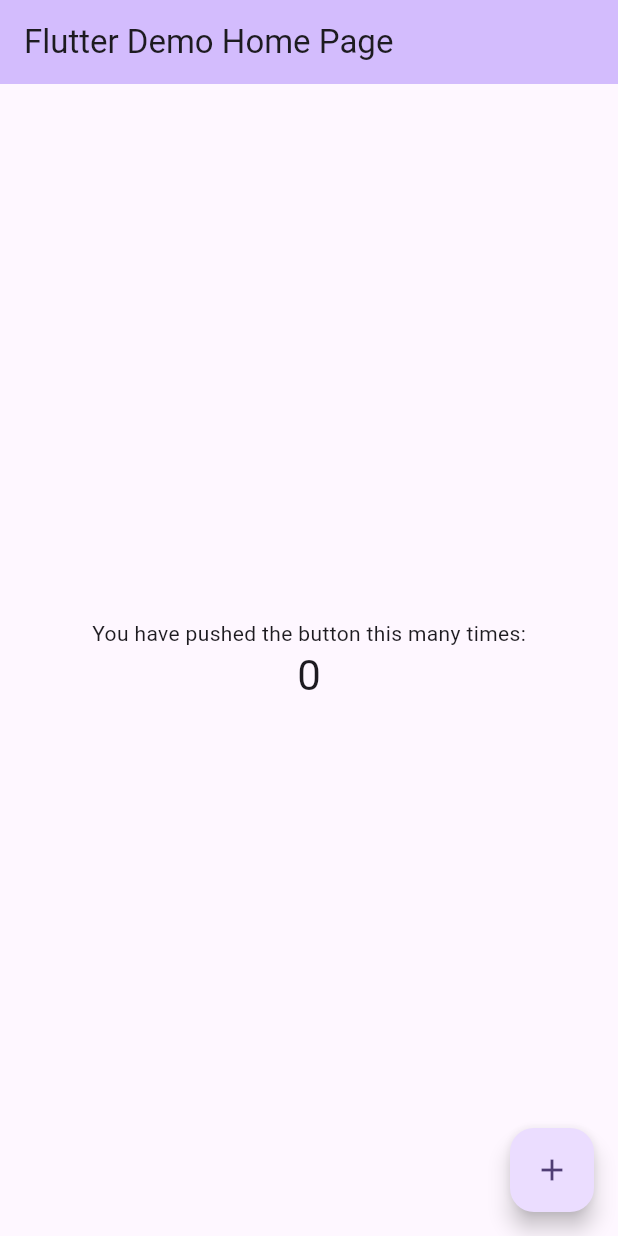
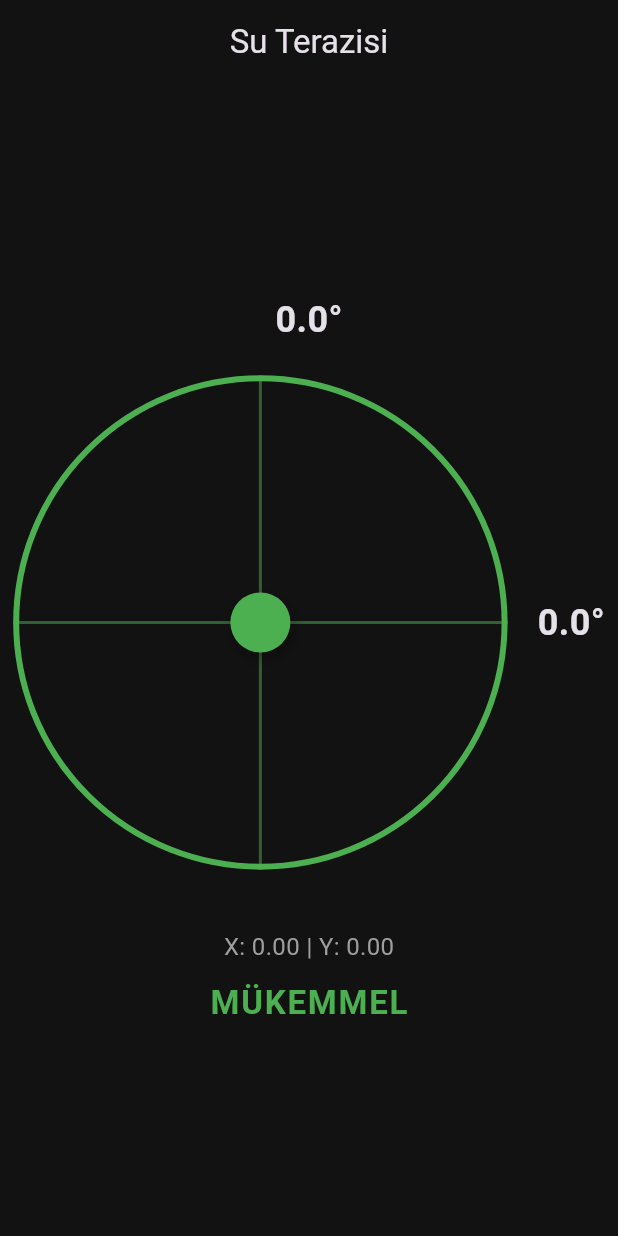
Before and after one commit to Yusufx1950/su-terazisi, a Flutter app: the screen it shows after launch, on a phone screen of 412 x 824 dp. Run offline on Flutter 3.47's test engine with Material 3 defaults, Android fonts, the phone set to English and light mode, and no system bars; our stand-ins replace sensors_plus.

Commit message:
temel tasarım oluşturuldu

```diff
--- a/lib/main.dart
+++ b/lib/main.dart
@@ -1,122 +1,234 @@
+import 'dart:async';
+import 'dart:math';
+
 import 'package:flutter/material.dart';
+import 'package:flutter/services.dart';
+import 'package:sensors_plus/sensors_plus.dart';
 
 void main() {
-  runApp(const MyApp());
+  WidgetsFlutterBinding.ensureInitialized();
+  SystemChrome.setPreferredOrientations([
+    DeviceOrientation.portraitUp,
+    DeviceOrientation.portraitDown,
+  ]).then((_) {
+    runApp(const LevelApp());
+  });
 }
 
-class MyApp extends StatelessWidget {
-  const MyApp({super.key});
+class LevelApp extends StatelessWidget {
+  const LevelApp({super.key});
 
-  // This widget is the root of your application.
   @override
   Widget build(BuildContext context) {
     return MaterialApp(
-      title: 'Flutter Demo',
-      theme: ThemeData(
-        // This is the theme of your application.
-        //
-        // TRY THIS: Try running your application with "flutter run". You'll see
-        // the application has a purple toolbar. Then, without quitting the app,
-        // try changing the seedColor in the colorScheme below to Colors.green
-        // and then invoke "hot reload" (save your changes or press the "hot
-        // reload" button in a Flutter-supported IDE, or press "r" if you used
-        // the command line to start the app).
-        //
-        // Notice that the counter didn't reset back to zero; the application
-        // state is not lost during the reload. To reset the state, use hot
-        // restart instead.
-        //
-        // This works for code too, not just values: Most code changes can be
-        // tested with just a hot reload.
-        colorScheme: .fromSeed(seedColor: Colors.deepPurple),
+      title: 'Su Terazisi',
+      debugShowCheckedModeBanner: false,
+      theme: ThemeData.dark().copyWith(
+        scaffoldBackgroundColor: const Color(0xFF121212),
       ),
-      home: const MyHomePage(title: 'Flutter Demo Home Page'),
+      home: const LevelPage(),
     );
   }
 }
 
-class MyHomePage extends StatefulWidget {
-  const MyHomePage({super.key, required this.title});
-
-  // This widget is the home page of your application. It is stateful, meaning
-  // that it has a State object (defined below) that contains fields that affect
-  // how it looks.
-
-  // This class is the configuration for the state. It holds the values (in this
-  // case the title) provided by the parent (in this case the App widget) and
-  // used by the build method of the State. Fields in a Widget subclass are
-  // always marked "final".
-
-  final String title;
+class LevelPage extends StatefulWidget {
+  const LevelPage({super.key});
 
   @override
-  State<MyHomePage> createState() => _MyHomePageState();
+  State<LevelPage> createState() => _LevelPageState();
 }
 
-class _MyHomePageState extends State<MyHomePage> {
-  int _counter = 0;
+class _LevelPageState extends State<LevelPage> {
+  // [ADIM 1 & 4] Performans için ValueNotifier ve Modern API kullanımı
+  final ValueNotifier<Offset> _sensorData = ValueNotifier(Offset.zero);
+  StreamSubscription? _subscription;
 
-  void _incrementCounter() {
-    setState(() {
-      // This call to setState tells the Flutter framework that something has
-      // changed in this State, which causes it to rerun the build method below
-      // so that the display can reflect the updated values. If we changed
-      // _counter without calling setState(), then the build method would not be
-      // called again, and so nothing would appear to happen.
-      _counter++;
+  // [ADIM 2] Yumuşatma (Smoothing) için filtre değişkenleri
+  double _smoothX = 0;
+  double _smoothY = 0;
+  final double _filterFactor = 0.15; // Değer düştükçe hareket daha yumuşak olur
+
+  @override
+  void initState() {
+    super.initState();
+    // [ADIM 4] accelerometerEventStream kullanımı
+    _subscription = accelerometerEventStream().listen((event) {
+      // [ADIM 2] Low-pass filter (Alçak geçiren filtre) uygulaması
+      _smoothX = _smoothX + (event.x - _smoothX) * _filterFactor;
+      _smoothY = _smoothY + (event.y - _smoothY) * _filterFactor;
+
+      _sensorData.value = Offset(_smoothX, _smoothY);
     });
   }
 
   @override
+  void dispose() {
+    _subscription?.cancel();
+    _sensorData.dispose();
+    super.dispose();
+  }
+
+  @override
   Widget build(BuildContext context) {
-    // This method is rerun every time setState is called, for instance as done
-    // by the _incrementCounter method above.
-    //
-    // The Flutter framework has been optimized to make rerunning build methods
-    // fast, so that you can just rebuild anything that needs updating rather
-    // than having to individually change instances of widgets.
     return Scaffold(
       appBar: AppBar(
-        // TRY THIS: Try changing the color here to a specific color (to
-        // Colors.amber, perhaps?) and trigger a hot reload to see the AppBar
-        // change color while the other colors stay the same.
-        backgroundColor: Theme.of(context).colorScheme.inversePrimary,
-        // Here we take the value from the MyHomePage object that was created by
-        // the App.build method, and use it to set our appbar title.
-        title: Text(widget.title),
+        title: const Text("Su Terazisi"),
+        centerTitle: true,
+        backgroundColor: Colors.transparent,
+        elevation: 0,
       ),
-      body: Center(
-        // Center is a layout widget. It takes a single child and positions it
-        // in the middle of the parent.
+      body: LayoutBuilder(
+        builder: (context, constraints) {
+          // Ekran boyutuna göre dinamik çap belirleme
+          double size = min(constraints.maxWidth, constraints.maxHeight) * 0.8;
+
+          // [ADIM 1] Sadece değişen içeriği dinlemek için builder
+          return ValueListenableBuilder<Offset>(
+            valueListenable: _sensorData,
+            builder: (context, offset, child) {
+              double x = offset.dx;
+              double y = offset.dy;
+
+              // Hassasiyet ve derece hesaplamaları
+              bool isCentered = (x.abs() < 0.5 && y.abs() < 0.5);
+              double xDeg = atan2(x, 9.8) * 180 / pi;
+              double yDeg = atan2(y, 9.8) * 180 / pi;
+
+              // [ADIM 3] Sınır Kontrolü (Clamping)
+              // Baloncuğu daire içinde tutar, dışarı taşmasını engeller
+              double limit = (size / 2) - 20; // 20: baloncuğun yarıçapı payı
+              double posX = (x * 20).clamp(-limit, limit);
+              double posY = (y * 20).clamp(-limit, limit);
+
+              return Center(
                 child: Column(
-          // Column is also a layout widget. It takes a list of children and
-          // arranges them vertically. By default, it sizes itself to fit its
-          // children horizontally, and tries to be as tall as its parent.
-          //
-          // Column has various properties to control how it sizes itself and
-          // how it positions its children. Here we use mainAxisAlignment to
-          // center the children vertically; the main axis here is the vertical
-          // axis because Columns are vertical (the cross axis would be
-          // horizontal).
-          //
-          // TRY THIS: Invoke "debug painting" (choose the "Toggle Debug Paint"
-          // action in the IDE, or press "p" in the console), to see the
-          // wireframe for each widget.
-          mainAxisAlignment: .center,
+                  mainAxisAlignment: MainAxisAlignment.center,
                   children: [
-            const Text('You have pushed the button this many times:'),
                     Text(
-              '$_counter',
-              style: Theme.of(context).textTheme.headlineMedium,
+                      "${xDeg.toStringAsFixed(1)}°",
+                      style: const TextStyle(
+                        fontSize: 24,
+                        fontWeight: FontWeight.bold,
+                      ),
+                    ),
+                    const SizedBox(height: 20),
+                    Row(
+                      mainAxisAlignment: MainAxisAlignment.center,
+                      children: [
+                        Stack(
+                          alignment: Alignment.center,
+                          children: [
+                            // Dış Halkası
+                            Container(
+                              width: size,
+                              height: size,
+                              decoration: BoxDecoration(
+                                border: Border.all(
+                                  color: isCentered
+                                      ? Colors.green
+                                      : Colors.white24,
+                                  width: 4,
+                                ),
+                                shape: BoxShape.circle,
+                              ),
+                            ),
+                            // Kılavuz Çizgiler (CustomPainter)
+                            SizedBox(
+                              width: size,
+                              height: size,
+                              child: CustomPaint(
+                                painter: CrossLinesPainter(isCentered),
+                              ),
+                            ),
+                            // Hareketli Baloncuk
+                            Transform.translate(
+                              offset: Offset(posX, posY),
+                              child: Container(
+                                width: 40,
+                                height: 40,
+                                decoration: BoxDecoration(
+                                  color: isCentered
+                                      ? Colors.green
+                                      : Colors.redAccent,
+                                  shape: BoxShape.circle,
+                                  boxShadow: [
+                                    BoxShadow(
+                                      color: Colors.black.withOpacity(0.3),
+                                      blurRadius: 8,
+                                      offset: const Offset(2, 4),
                                     ),
                                   ],
                                 ),
                               ),
-      floatingActionButton: FloatingActionButton(
-        onPressed: _incrementCounter,
-        tooltip: 'Increment',
-        child: const Icon(Icons.add),
+                            ),
+                          ],
+                        ),
+                        const SizedBox(width: 20),
+                        Text(
+                          "${yDeg.toStringAsFixed(1)}°",
+                          style: const TextStyle(
+                            fontSize: 24,
+                            fontWeight: FontWeight.bold,
+                          ),
+                        ),
+                      ],
+                    ),
+                    const SizedBox(height: 40),
+                    Text(
+                      "X: ${x.toStringAsFixed(2)} | Y: ${y.toStringAsFixed(2)}",
+                      style: const TextStyle(fontSize: 16, color: Colors.grey),
+                    ),
+                    const SizedBox(height: 10),
+                    Text(
+                      isCentered ? "MÜKEMMEL" : "EĞİM VAR",
+                      style: TextStyle(
+                        fontSize: 22,
+                        fontWeight: FontWeight.bold,
+                        color: isCentered ? Colors.green : Colors.redAccent,
+                        letterSpacing: 1.2,
+                      ),
+                    ),
+                  ],
+                ),
+              );
+            },
+          );
+        },
       ),
     );
   }
 }
+
+class CrossLinesPainter extends CustomPainter {
+  final bool isCentered;
+  CrossLinesPainter(this.isCentered);
+
+  @override
+  void paint(Canvas canvas, Size size) {
+    final paint = Paint()
+      ..color = isCentered ? Colors.green.withOpacity(0.5) : Colors.white10
+      ..strokeWidth = 2;
+
+    canvas.drawLine(
+      Offset(0, size.height / 2),
+      Offset(size.width, size.height / 2),
+      paint,
+    );
+    canvas.drawLine(
+      Offset(size.width / 2, 0),
+      Offset(size.width / 2, size.height),
+      paint,
+    );
+
+    // [ADIM 5] Temiz ve şık bir orta hedef halkası
+    canvas.drawCircle(
+      Offset(size.width / 2, size.height / 2),
+      15,
+      paint..style = PaintingStyle.stroke,
+    );
+  }
+
+  @override
+  bool shouldRepaint(covariant CrossLinesPainter oldDelegate) =>
+      oldDelegate.isCentered != isCentered;
+}
```
Also changed, not shown: 2 other files. Lines whose indentation alone changed are shown as unchanged.
